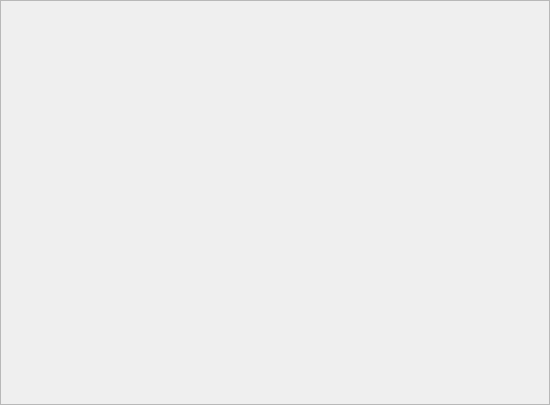
First picture: the form in cwe_guiWidgets/cwe_tabwidget/cwe_parametertab.ui, repository NHERI-SimCenter/CWE-Simulation-Tool, before the edit.
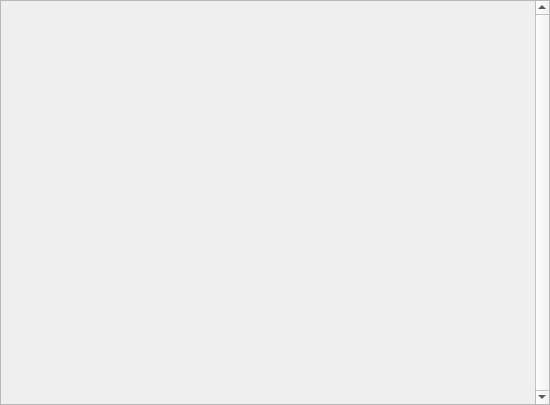
Second picture: the form after the edit.

Patch:
```diff
--- a/cwe_guiWidgets/cwe_tabwidget/cwe_parametertab.ui
+++ b/cwe_guiWidgets/cwe_tabwidget/cwe_parametertab.ui
@@ -13,6 +13,9 @@
   <property name="windowTitle">
    <string>ScrollArea</string>
   </property>
+  <property name="verticalScrollBarPolicy">
+   <enum>Qt::ScrollBarAlwaysOn</enum>
+  </property>
   <property name="widgetResizable">
    <bool>true</bool>
   </property>
@@ -21,7 +24,7 @@
     <rect>
      <x>0</x>
      <y>0</y>
-     <width>548</width>
+     <width>532</width>
      <height>403</height>
     </rect>
    </property>
```
